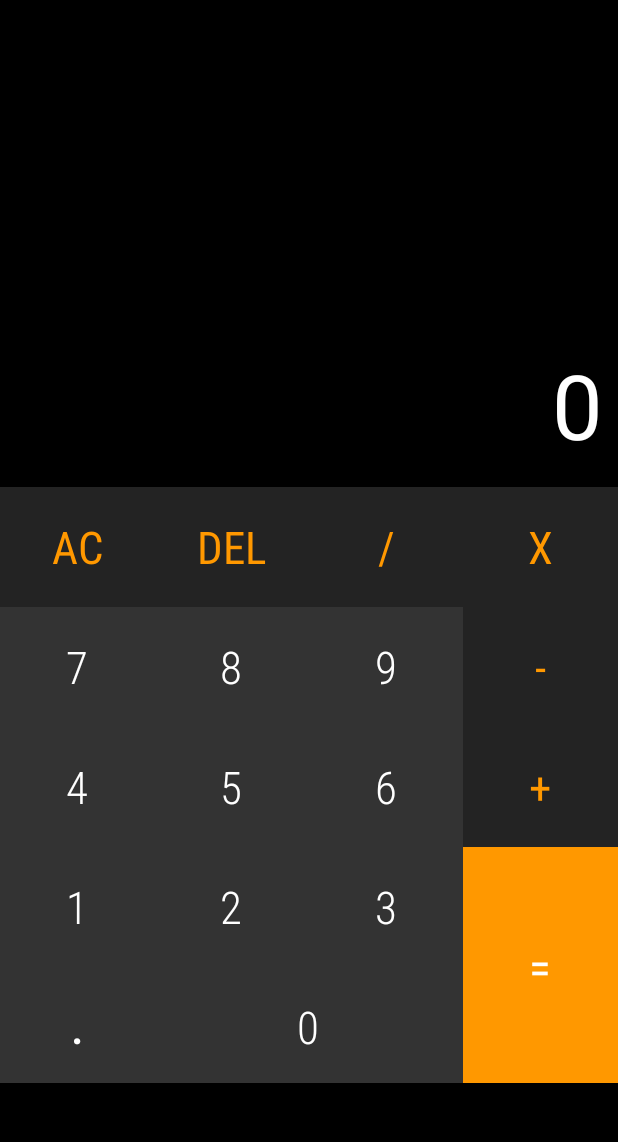
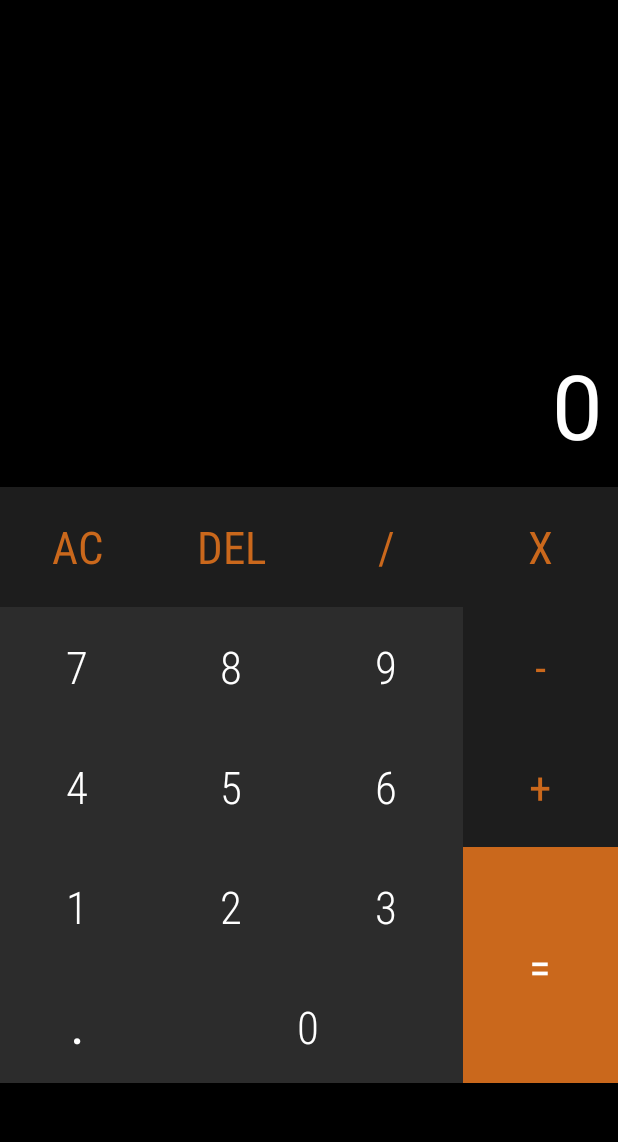
Before and after one commit to vladstoenica/Calculator-App, an Android app: the screen it shows after launch (MainActivity), on a phone screen of 412 x 824 dp, the part 62-1204 px from its top. Run offline under Robolectric (Android 15) with nearby library versions, the light colour scheme and no system bars.

Commit message:
added darker colors

```diff
--- a/app/src/main/res/values/colors.xml
+++ b/app/src/main/res/values/colors.xml
@@ -7,8 +7,8 @@
     <color name="teal_700">#FF018786</color>
     <color name="black">#FF000000</color>
     <color name="white">#FFFFFFFF</color>
-    <color name="orange">#FF9800</color>
-    <color name="nr_button">#333333</color>
-    <color name="symbol_button">#232323</color>
+    <color name="orange">#CA681C</color>
+    <color name="nr_button">#2C2C2C</color>
+    <color name="symbol_button">#1D1D1D</color>
     <color name="result">#434343</color>
 </resources>
```
